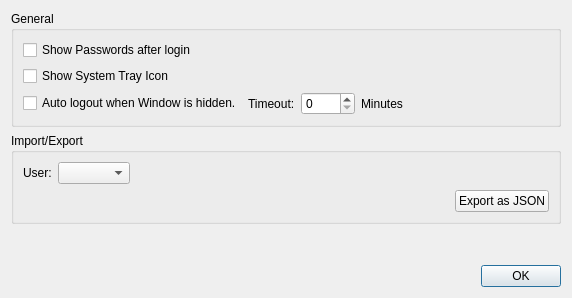
Before: the Qt Designer form ui/settings_widget.ui in bkueng/qMasterPassword, drawn with Qt 5.
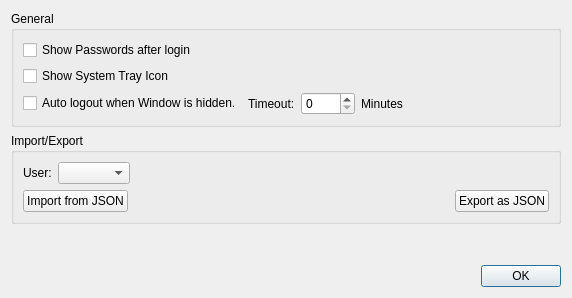
After: the same form once the commit is applied.

Commit message: add JSON data import

The edit to the form file:
```diff
--- a/ui/settings_widget.ui
+++ b/ui/settings_widget.ui
@@ -117,6 +117,13 @@
       </item>
       <item>
        <layout class="QHBoxLayout" name="horizontalLayout_3">
+        <item>
+         <widget class="QPushButton" name="btnImportJson">
+          <property name="text">
+           <string>Import from JSON</string>
+          </property>
+         </widget>
+        </item>
         <item>
          <spacer name="horizontalSpacer_2">
           <property name="orientation">
```
Left out of the diff: 25 changed lines with no effect on the pictures. The commit also changes 6 other files.
